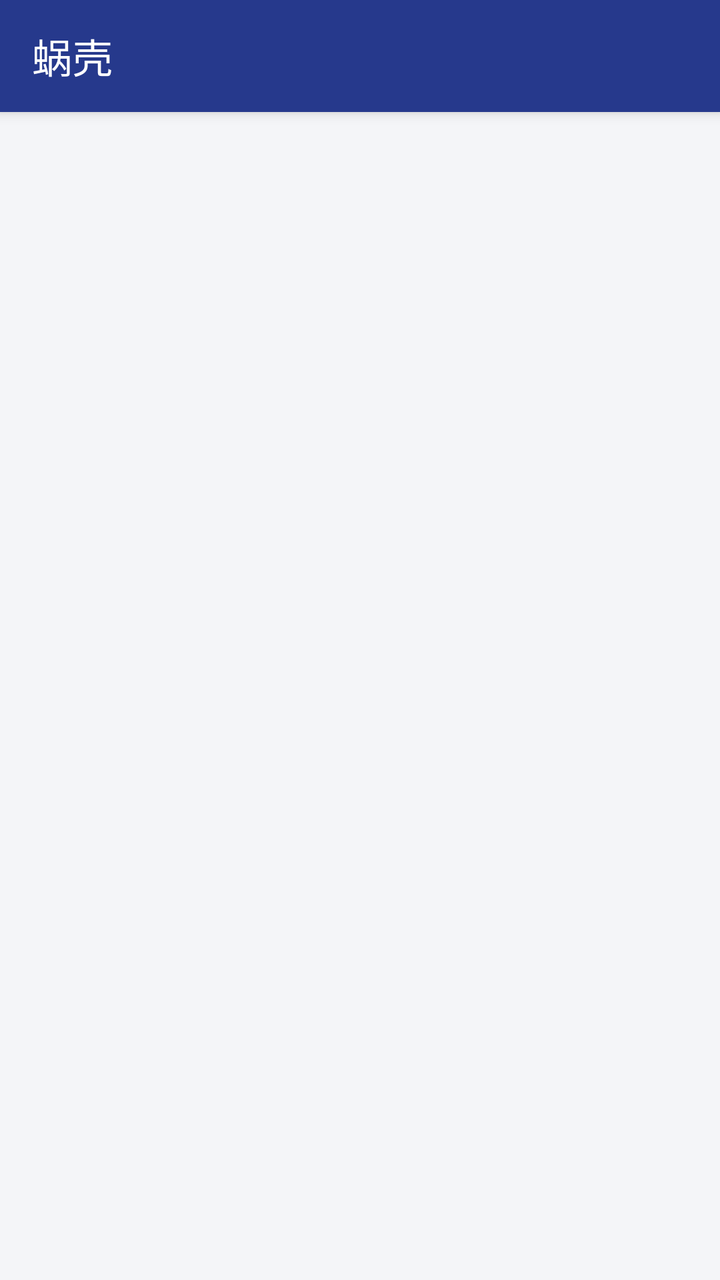
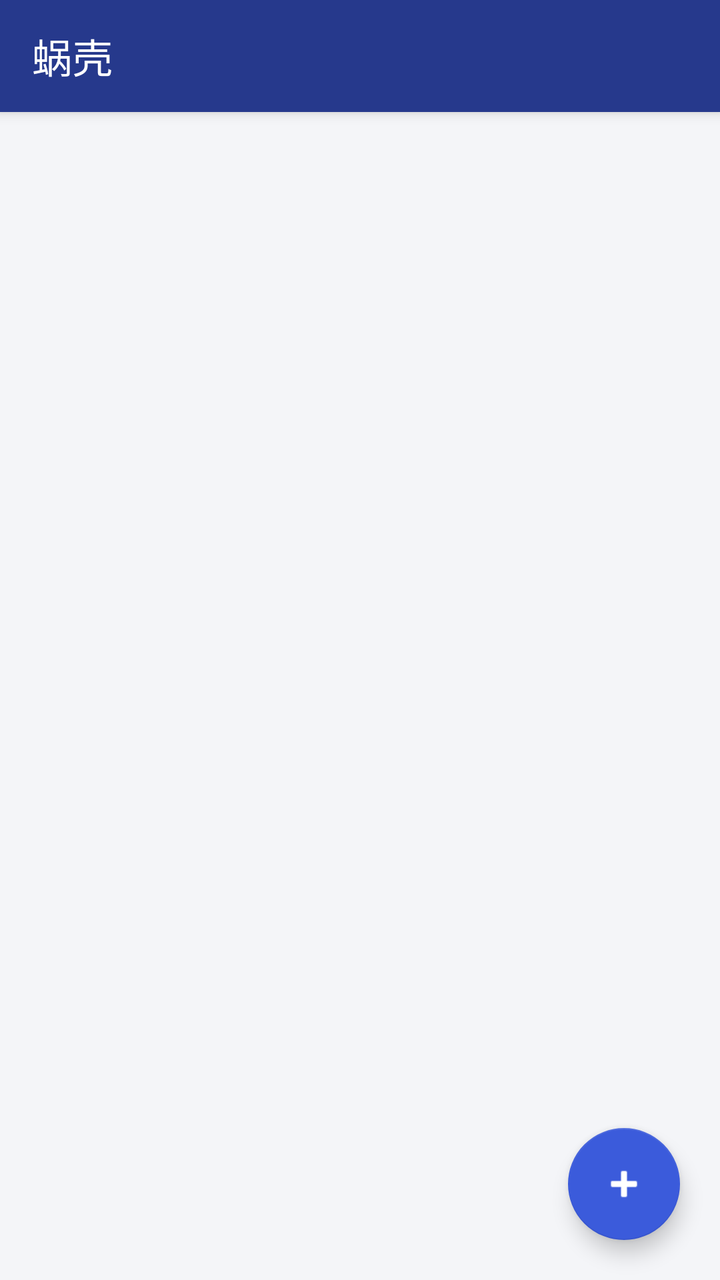

Compare the two renders of this Android layout. The source of the first and the diff that turns it into the second are given below.
<!-- AndroidManifest.xml: application theme Theme.MiniApp -->
<!-- res/layout/activity_main.xml -->
<?xml version="1.0" encoding="utf-8"?>
<androidx.coordinatorlayout.widget.CoordinatorLayout xmlns:android="http://schemas.android.com/apk/res/android"
    xmlns:app="http://schemas.android.com/apk/res-auto"
    android:layout_width="match_parent"
    android:layout_height="match_parent">

    <com.google.android.material.appbar.AppBarLayout
        android:layout_width="match_parent"
        android:layout_height="wrap_content">
        <com.google.android.material.appbar.MaterialToolbar
            android:id="@+id/toolbar"
            android:layout_width="match_parent"
            android:layout_height="?attr/actionBarSize"
            app:title="@string/title_app_list"
            app:titleTextColor="#FFFFFF"
            android:background="@color/brand_primary_dark" />
    </com.google.android.material.appbar.AppBarLayout>

    <LinearLayout
        android:layout_width="match_parent"
        android:layout_height="match_parent"
        android:orientation="vertical"
        app:layout_behavior="@string/appbar_scrolling_view_behavior">

        <HorizontalScrollView
            android:id="@+id/category_scroll"
            android:layout_width="match_parent"
            android:layout_height="wrap_content"
            android:scrollbars="none"
            android:paddingHorizontal="12dp"
            android:paddingVertical="8dp">

            <LinearLayout
                android:id="@+id/category_bar"
                android:layout_width="wrap_content"
                android:layout_height="wrap_content"
                android:orientation="horizontal" />
        </HorizontalScrollView>

        <androidx.recyclerview.widget.RecyclerView
            android:id="@+id/recycler"
            android:layout_width="match_parent"
            android:layout_height="0dp"
            android:layout_weight="1"
            android:clipToPadding="false"
            android:padding="12dp" />
    </LinearLayout>

    <TextView
        android:id="@+id/empty"
        android:layout_width="match_parent"
        android:layout_height="wrap_content"
        android:layout_gravity="center"
        android:gravity="center"
        android:text="@string/empty_apps"
        android:textColor="@color/text_secondary"
        android:textSize="15sp"
        android:visibility="gone" />

</androidx.coordinatorlayout.widget.CoordinatorLayout>
<!-- resources referenced by this layout -->
<resources>
  <color name="brand_primary_dark">#26398C</color>
  <color name="text_secondary">#6B7280</color>
  <string name="empty_apps">还没有小程序，点击右上角安装</string>
  <string name="title_app_list">蜗壳</string>
  <style name="Theme.MiniApp" parent="Theme.MaterialComponents.DayNight.NoActionBar">
          <item name="colorPrimary">@color/brand_primary</item>
          <item name="colorPrimaryVariant">@color/brand_primary_dark</item>
          <item name="colorOnPrimary">#FFFFFF</item>
          <item name="colorSecondary">@color/brand_accent</item>
          <item name="colorOnSecondary">@color/text_primary</item>
          <item name="android:windowBackground">@color/bg_window</item>
          <item name="android:statusBarColor" tools:targetApi="l">@color/brand_primary_dark</item>
          
          <item name="android:alertDialogTheme">@style/ThemeOverlay.MiniApp.RoundedDialog</item>
          <item name="alertDialogTheme">@style/ThemeOverlay.MiniApp.RoundedDialog</item>
      </style>
  <color name="brand_primary">#3B5BDB</color>
  <color name="brand_accent">#FFC24B</color>
  <color name="text_primary">#1A1A2E</color>
  <color name="bg_window">#F4F5F8</color>
  <style name="ThemeOverlay.MiniApp.RoundedDialog" parent="ThemeOverlay.MaterialComponents.Dialog.Alert">
          <item name="colorPrimary">@color/brand_primary</item>
          <item name="colorSecondary">@color/brand_accent</item>
          <item name="buttonBarPositiveButtonStyle">@style/Widget.MiniApp.DialogButton</item>
          <item name="buttonBarNegativeButtonStyle">@style/Widget.MiniApp.DialogButton</item>
          <item name="buttonBarNeutralButtonStyle">@style/Widget.MiniApp.DialogButton</item>
      </style>
  <style name="Widget.MiniApp.DialogButton" parent="Widget.MaterialComponents.Button.TextButton.Dialog">
          <item name="android:textColor">@color/brand_primary</item>
      </style>
</resources>

<!-- the commit's change to res/layout/activity_main.xml (unified diff, before → after) -->
@@ -57,4 +57,15 @@
         android:textSize="15sp"
         android:visibility="gone" />
 
+    <com.google.android.material.floatingactionbutton.FloatingActionButton
+        android:id="@+id/fab_install"
+        android:layout_width="wrap_content"
+        android:layout_height="wrap_content"
+        android:layout_gravity="bottom|end"
+        android:layout_margin="20dp"
+        android:contentDescription="安装应用"
+        android:src="@android:drawable/ic_input_add"
+        app:backgroundTint="@color/brand_primary"
+        app:tint="#FFFFFF" />
+
 </androidx.coordinatorlayout.widget.CoordinatorLayout>
